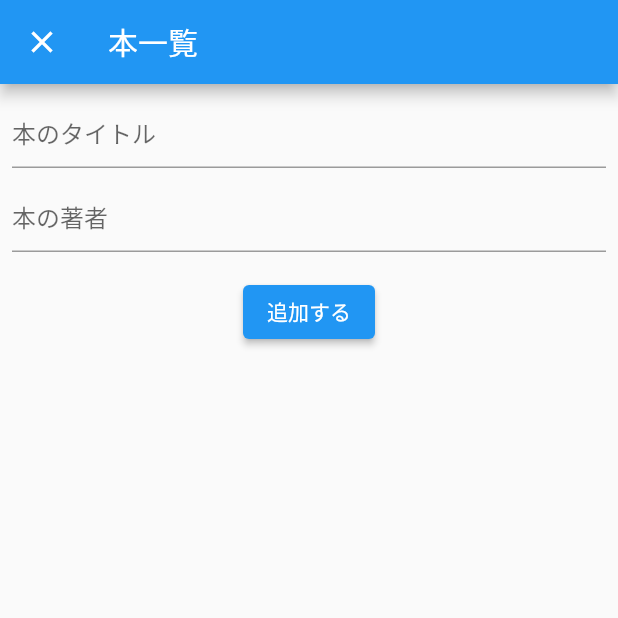
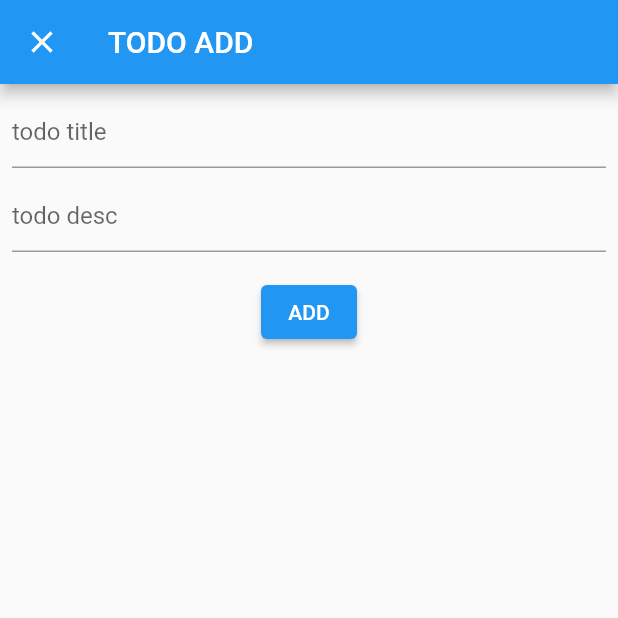
Before and after one commit to muratariku0903/FlutterPractice, a Flutter app: the screen it shows after launch, after a tap on the "add" icon, on a phone screen of 412 x 824 dp, the top half of it. Run offline on Flutter 3.47's test engine with Material 2 defaults, Android fonts, the phone set to English and light mode, and no system bars; our stand-ins replace cloud_firestore, firebase_core, flutter_slidable; accounts and stored records are empty.

Commit message:
add update

```diff
--- a/lib/add_book/add_book_page.dart
+++ b/lib/add_book/add_book_page.dart
@@ -9,7 +9,7 @@ class AddBookPage extends StatelessWidget {
       create: (_) => AddBookModel(),
       child: Scaffold(
           appBar: AppBar(
-            title: Text('本一覧'),
+            title: Text('TODO ADD'),
           ),
           body: Center(
             child: Consumer<AddBookModel>(builder: (context, model, child) {
@@ -18,7 +18,7 @@ class AddBookPage extends StatelessWidget {
                   child: Column(
                     children: [
                       TextField(
-                        decoration: InputDecoration(hintText: '本のタイトル'),
+                        decoration: InputDecoration(hintText: 'todo title'),
                         onChanged: (text) {
                           model.title = text;
                         },
@@ -27,7 +27,7 @@ class AddBookPage extends StatelessWidget {
                         height: 8,
                       ),
                       TextField(
-                        decoration: InputDecoration(hintText: '本の著者'),
+                        decoration: InputDecoration(hintText: 'todo desc'),
                         onChanged: (text) {
                           model.author = text;
                         },
@@ -41,7 +41,7 @@ class AddBookPage extends StatelessWidget {
                             await model.addBook();
                             final snackBar = SnackBar(
                               backgroundColor: Colors.green,
-                              content: Text('本を追加しました'),
+                              content: Text('ADD TODO'),
                             );
                             ScaffoldMessenger.of(context)
                                 .showSnackBar(snackBar);
@@ -55,7 +55,7 @@ class AddBookPage extends StatelessWidget {
                                 .showSnackBar(snackBar);
                           }
                         },
-                        child: Text('追加する'),
+                        child: Text('ADD'),
                       )
                     ],
                   ));
--- a/lib/book_list/book_list_model.dart
+++ b/lib/book_list/book_list_model.dart
@@ -0,0 +1,27 @@
+import 'package:book_list/domain/book.dart';
+import 'package:cloud_firestore/cloud_firestore.dart';
+import 'package:flutter/material.dart';
+
+class BookListModel extends ChangeNotifier {
+  List<Book>? books;
+
+  void fetchBookList() async {
+    final QuerySnapshot snapshot =
+        await FirebaseFirestore.instance.collection('books').get();
+
+    final List<Book> books = snapshot.docs.map((DocumentSnapshot document) {
+      Map<String, dynamic> data = document.data() as Map<String, dynamic>;
+      final String id = document.id;
+      final String title = data['title'];
+      final String author = data['author'];
+      return Book(id, title, author);
+    }).toList();
+
+    this.books = books;
+    notifyListeners();
+  }
+
+  Future delete(Book book) {
+    return FirebaseFirestore.instance.collection('books').doc(book.id).delete();
+  }
+}
--- a/lib/book_list/book_list_page.dart
+++ b/lib/book_list/book_list_page.dart
@@ -1,39 +1,79 @@
+import 'package:book_list/book_list/book_list_model.dart';
 import 'package:flutter/material.dart';
-import 'package:cloud_firestore/cloud_firestore.dart';
 import 'package:book_list/add_book/add_book_page.dart';
+import 'package:provider/provider.dart';
+import 'package:book_list/domain/book.dart';
+import 'package:flutter_slidable/flutter_slidable.dart';
+import 'package:book_list/edit_book/edit_book_page.dart';
 
 class BookListPage extends StatelessWidget {
-  final Stream<QuerySnapshot> _usersStream =
-      FirebaseFirestore.instance.collection('books').snapshots();
-
   @override
   Widget build(BuildContext context) {
-    return Scaffold(
+    return ChangeNotifierProvider<BookListModel>(
+      create: (_) => BookListModel()..fetchBookList(),
+      child: Scaffold(
         appBar: AppBar(
-        title: Text('本一覧'),
+          title: Text('TODO'),
         ),
         body: Center(
-          child: StreamBuilder<QuerySnapshot>(
-              stream: _usersStream,
-              builder: (BuildContext context,
-                  AsyncSnapshot<QuerySnapshot> snapshot) {
-                if (snapshot.connectionState == ConnectionState.waiting) {
-                  return Text("Loading");
+          child: Consumer<BookListModel>(builder: (context, model, child) {
+            final List<Book>? books = model.books;
+
+            if (books == null) {
+              return CircularProgressIndicator();
             }
 
+            final List<Widget> widgets = books
+                .map((book) => Slidable(
+                      endActionPane: ActionPane(
+                        motion: DrawerMotion(),
+                        children: [
+                          SlidableAction(
+                            onPressed: (value) async {
+                              final String? title = await Navigator.push(
+                                context,
+                                MaterialPageRoute(
+                                  builder: (context) => EditBookPage(book),
+                                ),
+                              );
+
+                              if (title != null) {
+                                final snackBar = SnackBar(
+                                  backgroundColor: Colors.green,
+                                  content: Text('$titleを編集しました'),
+                                );
+                                ScaffoldMessenger.of(context)
+                                    .showSnackBar(snackBar);
+                              }
+
+                              model.fetchBookList();
+                            },
+                            backgroundColor: Color(0xFF7BC043),
+                            foregroundColor: Colors.black45,
+                            icon: Icons.edit,
+                            label: '編集',
+                          ),
+                          SlidableAction(
+                            onPressed: (value) => {},
+                            backgroundColor: Colors.red,
+                            foregroundColor: Colors.black45,
+                            icon: Icons.delete,
+                            label: '削除',
+                          )
+                        ],
+                      ),
+                      child: ListTile(
+                        title: Text(book.title),
+                        subtitle: Text(book.author),
+                      ),
+                    ))
+                .toList();
+
             return ListView(
-                  children:
-                      snapshot.data!.docs.map((DocumentSnapshot document) {
-                    Map<String, dynamic> data =
-                        document.data() as Map<String, dynamic>;
-
-                    return ListTile(
-                      title: Text(data['title']),
-                      subtitle: Text(data['author']),
+              children: widgets,
             );
-                  }).toList(),
-                );
-              })),
+          }),
+        ),
         floatingActionButton: FloatingActionButton(
           onPressed: () {
             Navigator.push(
@@ -47,6 +87,7 @@ class BookListPage extends StatelessWidget {
           tooltip: 'Increment',
           child: Icon(Icons.add),
         ),
+      ),
     );
   }
 }
--- /dev/null
+++ b/lib/domain/book.dart
@@ -0,0 +1,7 @@
+class Book {
+  Book(this.id, this.title, this.author);
+
+  String id;
+  String title;
+  String author;
+}
--- /dev/null
+++ b/lib/edit_book/edit_book_model.dart
@@ -0,0 +1,42 @@
+import 'package:book_list/domain/book.dart';
+import 'package:cloud_firestore/cloud_firestore.dart';
+import 'package:flutter/material.dart';
+
+class EditBookModel extends ChangeNotifier {
+  final Book book;
+
+  EditBookModel(this.book) {
+    titleController.text = book.title;
+    authorController.text = book.author;
+  }
+
+  final titleController = TextEditingController();
+  final authorController = TextEditingController();
+
+  String? title;
+  String? author;
+
+  void setTitle(String title) {
+    this.title = title;
+    notifyListeners();
+  }
+
+  void setAuthor(String author) {
+    this.author = author;
+    notifyListeners();
+  }
+
+  bool isUpdated() {
+    return title != null || author != null;
+  }
+
+  Future update() async {
+    this.title = titleController.text;
+    this.author = authorController.text;
+
+    await FirebaseFirestore.instance.collection('books').doc(book.id).update({
+      'title': title,
+      'author': author,
+    });
+  }
+}
--- a/pubspec.yaml
+++ b/pubspec.yaml
@@ -38,6 +38,7 @@ dependencies:
   firebase_auth: ^3.4.2
   cloud_firestore: ^3.3.0
   provider: ^6.0.3
+  flutter_slidable: ^2.0.0
 
 dev_dependencies:
   flutter_test:
```
Also changed, not shown: lib/edit_book/edit_book_page.dart (added, +75 -0 lines), pubspec.lock. Lines whose indentation alone changed are shown as unchanged.
